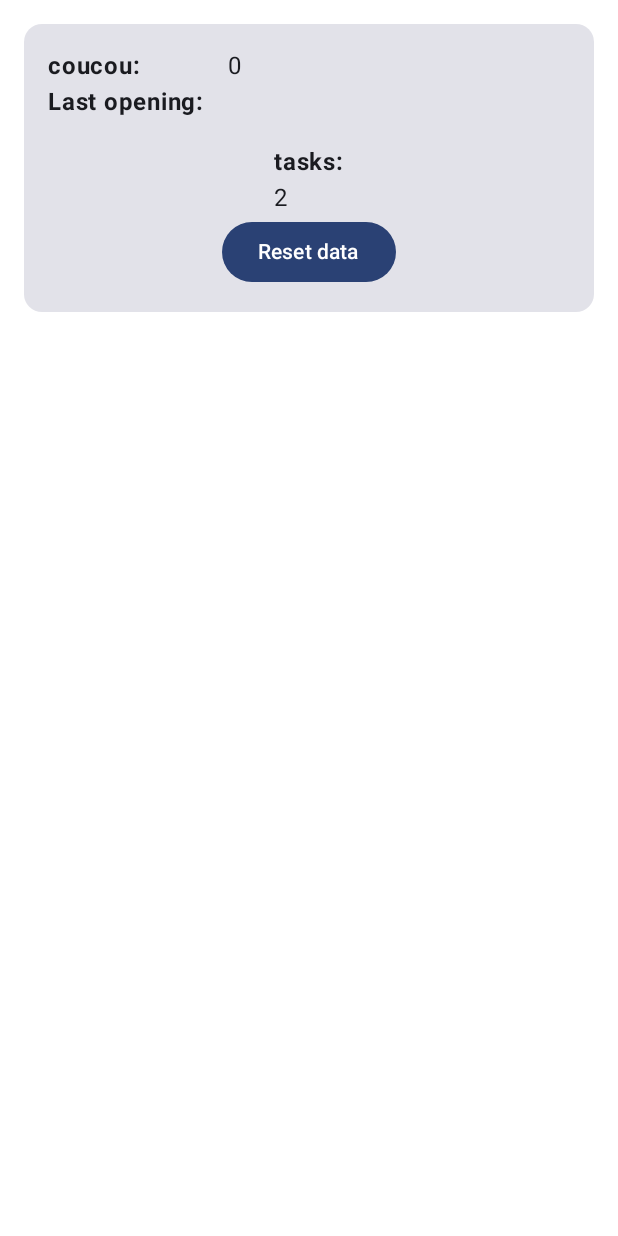
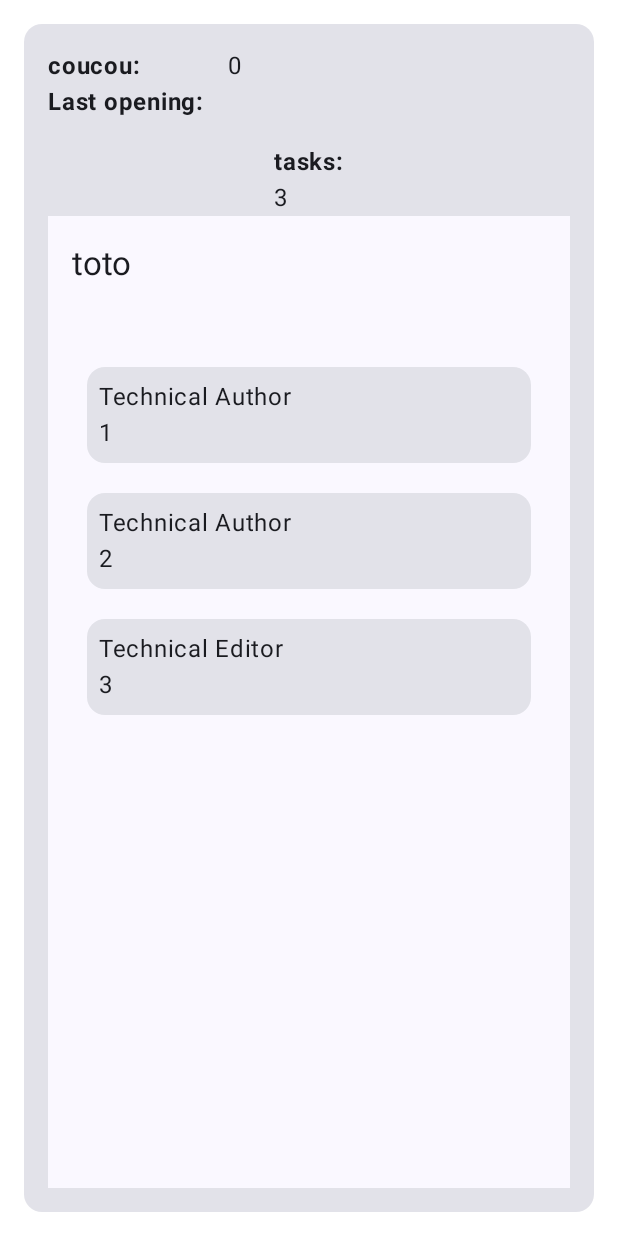
Before and after one commit to xoff69/ABitTracked, an Android app built with Jetpack Compose: the @Preview function DefaultPreview, on a phone screen of 412 x 824 dp. Run offline under Robolectric (Android 15) with nearby library versions, the phone set to English and light mode, and no system bars.

Commit message:
tasks json serialiazer

```diff
--- a/app/src/main/java/com/xoff/abittracked/ui/AllTasks.kt
+++ b/app/src/main/java/com/xoff/abittracked/ui/AllTasks.kt
@@ -17,10 +17,12 @@ import androidx.compose.ui.Modifier
 import androidx.compose.ui.unit.dp
 import com.xoff.abittracked.proto.TaskABT
 import androidx.compose.foundation.lazy.items
+import com.xoff.abittracked.model.Tasks
+
 @SuppressLint("UnusedMaterial3ScaffoldPaddingParameter")
 @OptIn(ExperimentalMaterial3Api::class)
 @Composable
-    fun AllTasks (platList: List<TaskABT>) {
+    fun AllTasks (mytasks: Tasks) {
         Scaffold(
 topBar = {
     TopAppBar(
@@ -46,8 +48,8 @@ topBar = {
                 )
             }
         }
-        items(platList){ task ->
-            TaskCard(task.name, task.description)
+        items(mytasks.tasks){ task ->
+            TaskCard(task.name, ""+task.id)
         }
     }
 }
--- a/app/src/main/java/com/xoff/abittracked/ui/MainActivity.kt
+++ b/app/src/main/java/com/xoff/abittracked/ui/MainActivity.kt
@@ -16,6 +16,8 @@ import androidx.compose.ui.tooling.preview.Preview
 import androidx.compose.ui.unit.dp
 import androidx.lifecycle.compose.collectAsStateWithLifecycle
 import androidx.lifecycle.viewmodel.compose.viewModel
+import com.xoff.abittracked.model.TaskItem
+import com.xoff.abittracked.model.Tasks
 import com.xoff.abittracked.proto.TaskABT
 import com.xoff.abittracked.ui.theme.DatatStoreWithKotlinSupportTheme
 
@@ -30,11 +32,8 @@ class MainActivity : ComponentActivity() {
                     color = MaterialTheme.colorScheme.background
                 ) {
                     SampleScreen()
-                    val t=TaskABT.newBuilder().setName("toto").setDescription("yoyu").build()
-                    val t2=TaskABT.newBuilder().setName("toto 2").setDescription("yoyu 2").build()
 
-                   var tasks=listOf(t,t2)
-                   AllTasks(tasks)
+
                 }
             }
         }
@@ -49,7 +48,7 @@ private fun SampleScreen(viewModel: MainViewModel = viewModel()) {
     SampleContent(
         appStartupCounter = viewState.appCounter,
         lastAppOpeningTimestamp = viewState.lastStartup,
-        ltasks=viewState.tasks,
+        mytasks=viewState.tasks,
         resetData = viewModel::resetData
     )
 }
@@ -58,7 +57,7 @@ private fun SampleScreen(viewModel: MainViewModel = viewModel()) {
 private fun SampleContent(
     appStartupCounter: Int,
     lastAppOpeningTimestamp: String,
-    ltasks:List<String>,
+    mytasks: Tasks,
     resetData: () -> Unit
 ) {
 
@@ -95,7 +94,11 @@ private fun SampleContent(
             MediumSpacer()
             Column() {
                 Text(text = "tasks:", fontWeight = FontWeight.Bold)
-                Text(text = ltasks.size.toString())
+                Text(text = mytasks.tasks.size.toString())
+            }
+            Column {
+
+                AllTasks(mytasks)
             }
             Button(onClick = resetData) {
                 Text(text = "Reset data")
@@ -110,11 +113,19 @@ private fun MediumSpacer(modifier: Modifier = Modifier) = Spacer(modifier = modi
 @Preview(showBackground = true)
 @Composable
 fun DefaultPreview() {
+
+    val tasks = listOf(
+        TaskItem(1, "Technical Author"),
+        TaskItem(2, "Technical Author"),
+        TaskItem(3, "Technical Editor")
+    )
+    val allTasks=Tasks("toto",tasks)
+
     DatatStoreWithKotlinSupportTheme {
         SampleContent(
             appStartupCounter = 0,
             lastAppOpeningTimestamp = "",
-            listOf("a","ab"),
+            allTasks,
             resetData = {}
         )
     }
```
Also changed, not shown: app/src/main/java/com/xoff/abittracked/ABitTracked.kt (+7 -0 lines), app/src/main/java/com/xoff/abittracked/ui/MainViewModel.kt (+17 -2 lines), 1 other file.
